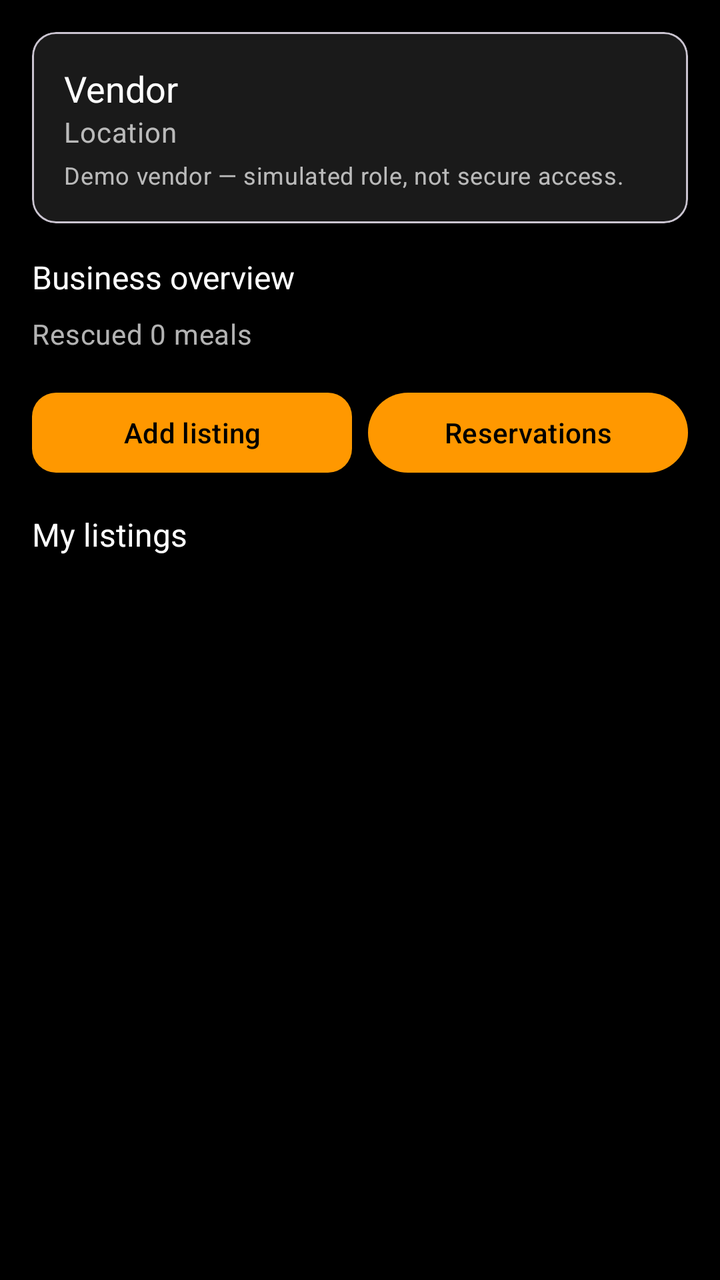
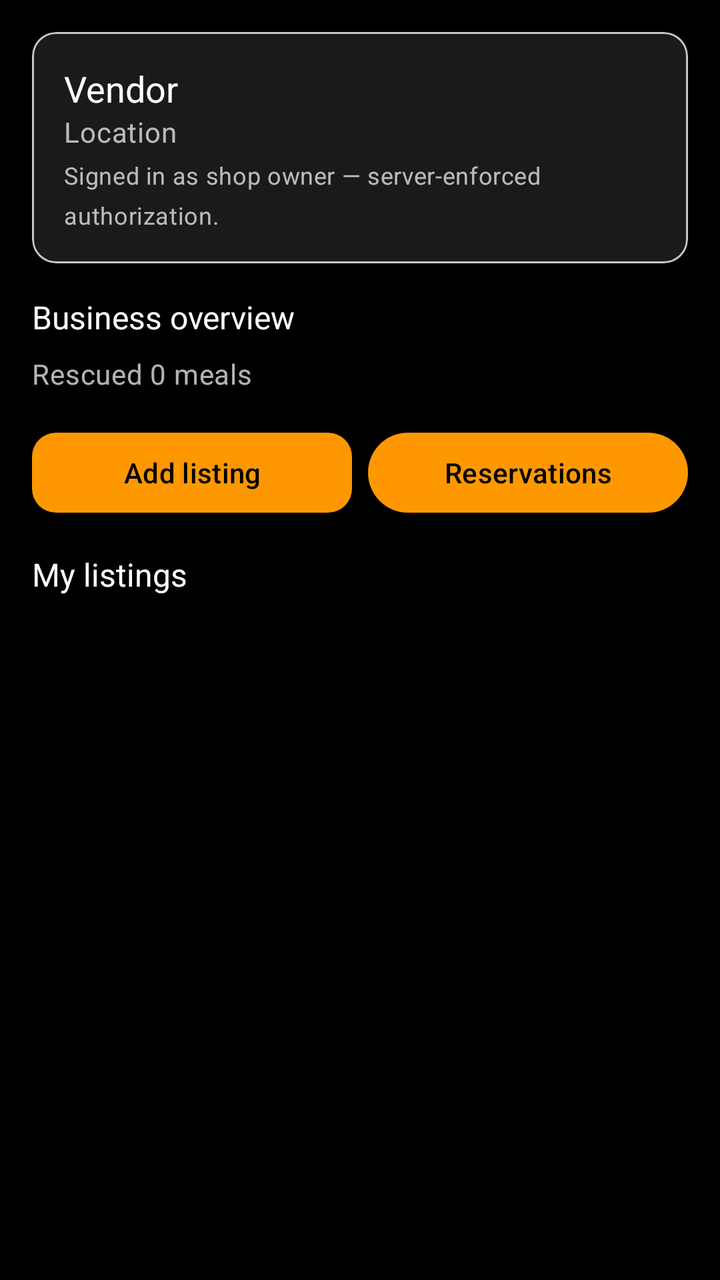

Screens rendered from an Android XML layout before and after an edit, with the pre-edit source and the edit as a unified diff.
<!-- AndroidManifest.xml: application theme Theme.BiteForLessFoodBridge -->
<!-- res/layout/fragment_vendor_dashboard.xml -->
<?xml version="1.0" encoding="utf-8"?>
<ScrollView xmlns:android="http://schemas.android.com/apk/res/android"
    xmlns:app="http://schemas.android.com/apk/res-auto"
    android:layout_width="match_parent"
    android:layout_height="match_parent"
    android:background="@color/background"
    android:fillViewport="true">

    <LinearLayout
        android:layout_width="match_parent"
        android:layout_height="wrap_content"
        android:orientation="vertical"
        android:paddingBottom="@dimen/spacing_lg">

        <com.google.android.material.card.MaterialCardView
            android:layout_width="match_parent"
            android:layout_height="wrap_content"
            android:layout_margin="@dimen/spacing_md"
            app:cardBackgroundColor="@color/surface"
            app:cardCornerRadius="@dimen/card_corner_radius">

            <LinearLayout
                android:layout_width="match_parent"
                android:layout_height="wrap_content"
                android:orientation="vertical"
                android:padding="@dimen/spacing_md">

                <TextView
                    android:id="@+id/vendor_name"
                    android:layout_width="wrap_content"
                    android:layout_height="wrap_content"
                    android:text="Vendor"
                    android:textAppearance="@style/TextAppearance.BiteForLess.Title"
                    android:textSize="18sp" />

                <TextView
                    android:id="@+id/vendor_location"
                    android:layout_width="wrap_content"
                    android:layout_height="wrap_content"
                    android:text="Location"
                    android:textAppearance="@style/TextAppearance.BiteForLess.Body" />

                <TextView
                    android:layout_width="wrap_content"
                    android:layout_height="wrap_content"
                    android:layout_marginTop="@dimen/spacing_xs"
                    android:text="Demo vendor — simulated role, not secure access."
                    android:textAppearance="@style/TextAppearance.BiteForLess.Body"
                    android:textSize="12sp" />
            </LinearLayout>
        </com.google.android.material.card.MaterialCardView>

        <TextView
            android:layout_width="wrap_content"
            android:layout_height="wrap_content"
            android:layout_marginStart="@dimen/spacing_md"
            android:text="Business overview"
            android:textAppearance="@style/TextAppearance.BiteForLess.Title"
            android:textSize="16sp" />

        <GridLayout
            android:id="@+id/vendor_metrics"
            android:layout_width="match_parent"
            android:layout_height="wrap_content"
            android:columnCount="2"
            android:paddingStart="@dimen/spacing_sm"
            android:paddingEnd="@dimen/spacing_sm" />

        <TextView
            android:id="@+id/vendor_rescue_line"
            android:layout_width="wrap_content"
            android:layout_height="wrap_content"
            android:layout_marginStart="@dimen/spacing_md"
            android:layout_marginTop="@dimen/spacing_sm"
            android:text="Rescued 0 meals"
            android:textAppearance="@style/TextAppearance.BiteForLess.Body" />

        <LinearLayout
            android:layout_width="match_parent"
            android:layout_height="wrap_content"
            android:orientation="horizontal"
            android:paddingStart="@dimen/spacing_md"
            android:paddingTop="@dimen/spacing_md"
            android:paddingEnd="@dimen/spacing_md">

            <Button
                android:id="@+id/vendor_add_listing"
                style="@style/Widget.BiteForLess.Button"
                android:layout_width="0dp"
                android:layout_height="wrap_content"
                android:layout_marginEnd="@dimen/spacing_sm"
                android:layout_weight="1"
                android:text="Add listing" />

            <Button
                android:id="@+id/vendor_view_reservations"
                android:layout_width="0dp"
                android:layout_height="wrap_content"
                android:layout_weight="1"
                android:text="Reservations" />
        </LinearLayout>

        <TextView
            android:layout_width="wrap_content"
            android:layout_height="wrap_content"
            android:layout_marginStart="@dimen/spacing_md"
            android:layout_marginTop="@dimen/spacing_md"
            android:text="My listings"
            android:textAppearance="@style/TextAppearance.BiteForLess.Title"
            android:textSize="16sp" />

        <androidx.recyclerview.widget.RecyclerView
            android:id="@+id/vendor_listings"
            android:layout_width="match_parent"
            android:layout_height="wrap_content"
            android:nestedScrollingEnabled="false" />

        <LinearLayout
            android:id="@+id/vendor_empty"
            android:layout_width="match_parent"
            android:layout_height="wrap_content"
            android:gravity="center"
            android:orientation="vertical"
            android:padding="@dimen/spacing_lg"
            android:visibility="gone">

            <TextView
                android:layout_width="wrap_content"
                android:layout_height="wrap_content"
                android:text="No listings yet"
                android:textAppearance="@style/TextAppearance.BiteForLess.Title"
                android:textSize="18sp" />

            <TextView
                android:layout_width="wrap_content"
                android:layout_height="wrap_content"
                android:layout_marginTop="@dimen/spacing_xs"
                android:text="Add your first surplus listing."
                android:textAppearance="@style/TextAppearance.BiteForLess.Body" />
        </LinearLayout>
    </LinearLayout>
</ScrollView>
<!-- resources referenced by this layout -->
<resources>
  <color name="background">#FF000000</color>
  <color name="surface">#FF1A1A1A</color>
  <dimen name="card_corner_radius">12dp</dimen>
  <dimen name="spacing_lg">24dp</dimen>
  <dimen name="spacing_md">16dp</dimen>
  <dimen name="spacing_sm">8dp</dimen>
  <dimen name="spacing_xs">4dp</dimen>
  <style name="TextAppearance.BiteForLess.Body" parent="TextAppearance.Material3.BodyMedium">
          <item name="android:textColor">@color/text_secondary</item>
      </style>
  <style name="TextAppearance.BiteForLess.Title" parent="TextAppearance.Material3.TitleLarge">
          <item name="android:textColor">@color/on_background</item>
      </style>
  <style name="Widget.BiteForLess.Button" parent="Widget.Material3.Button">
          <item name="backgroundTint">@color/primary</item>
          <item name="android:textColor">@color/black</item>
          <item name="cornerRadius">@dimen/button_corner_radius</item>
      </style>
  <style name="Theme.BiteForLessFoodBridge" parent="Base.Theme.BiteForLessFoodBridge" />
  <color name="text_secondary">#B3FFFFFF</color>
  <color name="on_background">#FFFFFFFF</color>
  <color name="primary">#FF9800</color>
  <color name="black">#FF000000</color>
  <dimen name="button_corner_radius">12dp</dimen>
  <style name="Base.Theme.BiteForLessFoodBridge" parent="Theme.Material3.DayNight.NoActionBar">
          <item name="colorPrimary">@color/primary</item>
          <item name="colorOnPrimary">@color/black</item>
          <item name="colorSecondary">@color/secondary</item>
          <item name="colorError">@color/error</item>
          <item name="android:windowBackground">@color/background</item>
          <item name="android:statusBarColor">@color/background</item>
          <item name="android:navigationBarColor">@color/background</item>
          <item name="bottomNavigationStyle">@style/Widget.BiteForLess.BottomNavigation</item>
      </style>
  <color name="secondary">#FFEB3B</color>
  <color name="error">#F44336</color>
  <style name="Widget.BiteForLess.BottomNavigation" parent="Widget.Material3.BottomNavigationView">
          <item name="materialThemeOverlay">@style/ThemeOverlay.BiteForLess.BottomNavigation</item>
      </style>
  <style name="ThemeOverlay.BiteForLess.BottomNavigation" parent="">
          <item name="colorPrimary">@color/primary</item>
          <item name="colorOnSurface">@color/text_secondary</item>
          <item name="colorOnSurfaceVariant">@color/text_hint</item>
      </style>
  <color name="text_hint">#80FFFFFF</color>
</resources>

<!-- the commit's change to res/layout/fragment_vendor_dashboard.xml (unified diff, before → after) -->
@@ -41,10 +41,11 @@
                     android:textAppearance="@style/TextAppearance.BiteForLess.Body" />
 
                 <TextView
+                    android:id="@+id/vendor_demo_note"
                     android:layout_width="wrap_content"
                     android:layout_height="wrap_content"
                     android:layout_marginTop="@dimen/spacing_xs"
-                    android:text="Demo vendor — simulated role, not secure access."
+                    android:text="Signed in as shop owner — server-enforced authorization."
                     android:textAppearance="@style/TextAppearance.BiteForLess.Body"
                     android:textSize="12sp" />
             </LinearLayout>
